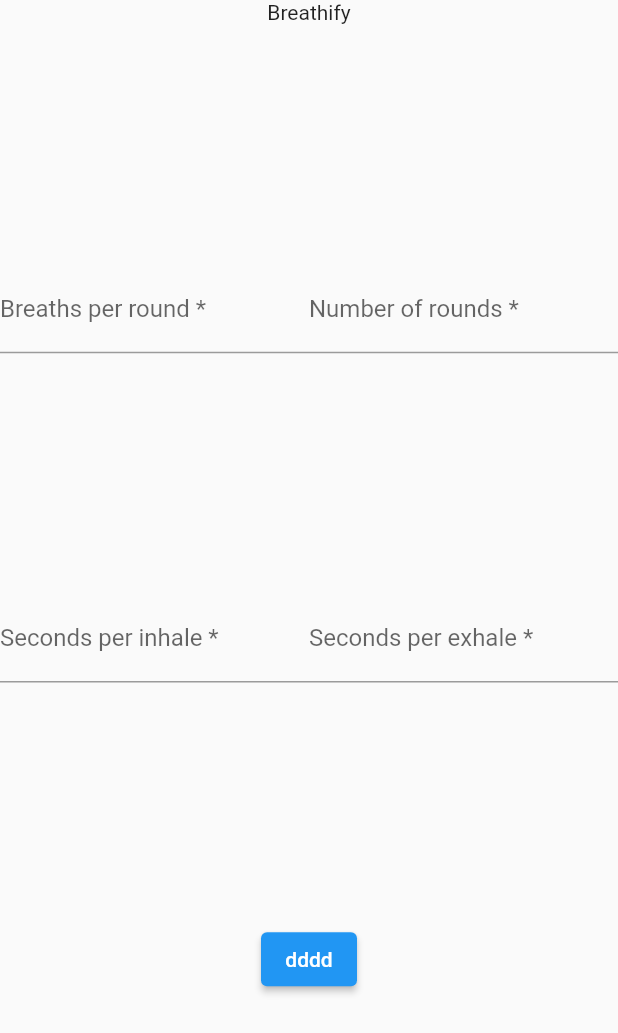
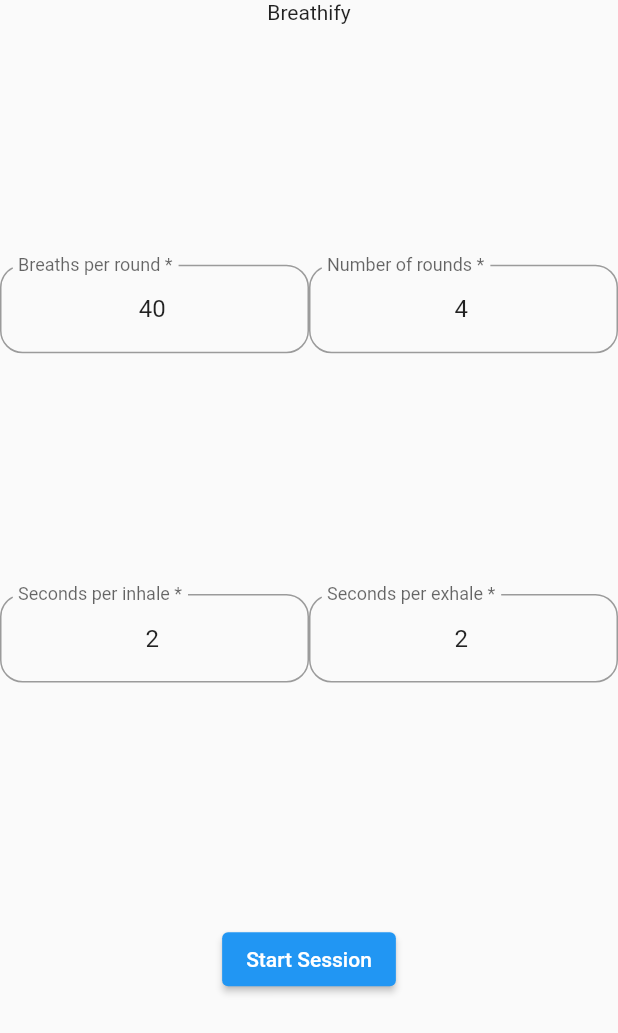
Before and after one commit to Janzi14/breathing_trainer, a Flutter app: the screen it shows after launch, on a phone screen of 412 x 824 dp. Shown: the top 1033 px of the screen. Run offline on Flutter 3.47's test engine with Material 2 defaults, Android fonts, the phone set to English and light mode, and no system bars.

Commit message:
finish basic home route layout

```diff
--- /dev/null
+++ b/lib/data/input_controller.dart
@@ -0,0 +1,7 @@
+import 'package:flutter/material.dart';
+
+final TextEditingController breathController =
+    TextEditingController(text: '40');
+final TextEditingController roundController = TextEditingController(text: '4');
+final TextEditingController inhaleController = TextEditingController(text: '2');
+final TextEditingController exhaleController = TextEditingController(text: '2');
--- a/lib/main.dart
+++ b/lib/main.dart
@@ -1,6 +1,6 @@
-import 'package:breathing_app/routs/breathing.dart';
-import 'package:breathing_app/routs/home.dart';
-import 'package:breathing_app/routs/stats.dart';
+import 'package:breathing_app/routes/breathing.dart';
+import 'package:breathing_app/routes/home.dart';
+import 'package:breathing_app/routes/stats.dart';
 import 'package:flutter/material.dart';
 
 void main() {
--- a/lib/routs/breathing.dart
+++ b/lib/routes/breathing.dart
@@ -2,6 +2,7 @@
 
 class BreathingRoute extends StatelessWidget {
   const BreathingRoute({super.key});
+
 
   @override
   Widget build(BuildContext context) {
--- a/lib/widgets/breathing_config_form.dart
+++ b/lib/widgets/breathing_config_form.dart
@@ -1,3 +1,4 @@
+import 'package:breathing_app/data/input_controller.dart';
 import 'package:breathing_app/widgets/number_input_field.dart';
 import 'package:flutter/material.dart';
 
@@ -22,29 +23,47 @@
           children: [
             Row(
               mainAxisAlignment: MainAxisAlignment.spaceEvenly,
-              children: const [
-                NumberInputField(labelText: 'Breaths per round *'),
-                NumberInputField(labelText: 'Number of rounds *'),
+              children: [
+                NumberInputField(
+                  labelText: 'Breaths per round *',
+                  controller: breathController,
+                ),
+                NumberInputField(
+                  labelText: 'Number of rounds *',
+                  controller: roundController,
+                ),
               ],
             ),
             Row(
               mainAxisAlignment: MainAxisAlignment.spaceEvenly,
-              children: const [
-                NumberInputField(labelText: 'Seconds per inhale *'),
-                NumberInputField(labelText: 'Seconds per exhale *'),
+              children: [
+                NumberInputField(
+                  labelText: 'Seconds per inhale *',
+                  controller: inhaleController,
+                ),
+                NumberInputField(
+                  labelText: 'Seconds per exhale *',
+                  controller: exhaleController,
+                ),
               ],
             ),
             ElevatedButton(
               onPressed: () {
                 if (_formKey.currentState!.validate()) {
+                  Navigator.pushNamed(
+                    context,
+                    '/breathing',
+                  );
+                } else {
                   ScaffoldMessenger.of(context).showSnackBar(
                     const SnackBar(
-                        content: Text('Processing Data'),
+                      content: Text('Please chek your inputs'),
                     ),
                   );
                 }
               },
-                child: const Text('dddd')),
+              child: const Text('Start Session'),
+            ),
           ],
         ),
       ),
--- a/lib/widgets/number_input_field.dart
+++ b/lib/widgets/number_input_field.dart
@@ -3,16 +3,29 @@
 
 class NumberInputField extends StatelessWidget {
   final String labelText;
-  const NumberInputField({super.key, required this.labelText});
+
+  final TextEditingController controller;
+  const NumberInputField({
+    super.key,
+    required this.labelText,
+    required this.controller,
+  });
 
   @override
   Widget build(BuildContext context) {
     return Expanded(
       child: TextFormField(
+        controller: controller,
+        textAlign: TextAlign.center,
         keyboardType: TextInputType.number,
         inputFormatters: [FilteringTextInputFormatter.digitsOnly],
         decoration: InputDecoration(
           labelText: labelText,
+          border: const OutlineInputBorder(
+            borderRadius: BorderRadius.all(
+              Radius.circular(15),
+            ),
+          ),
         ),
         validator: (value) {
           if (value == null || value.isEmpty) {
```
Also changed, not shown: lib/routes/home.dart (renamed from lib/routs/home.dart), lib/routes/stats.dart (renamed from lib/routs/stats.dart). Lines whose indentation alone changed are shown as unchanged.
